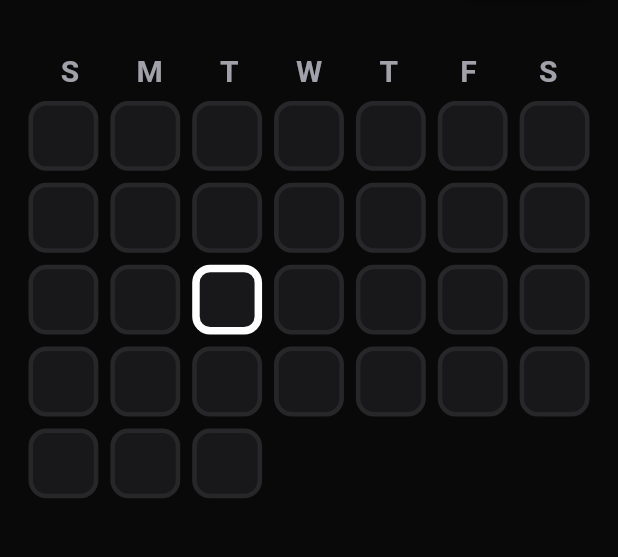
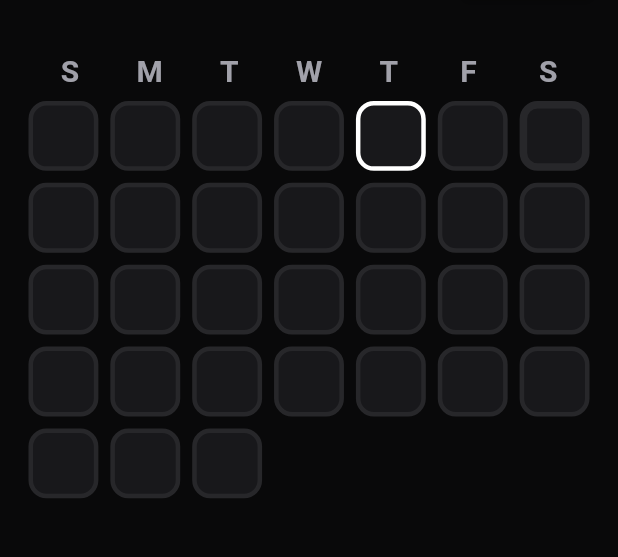
Before and after one commit to IagoAntunes/habits, a Flutter app: the screen it shows after launch, on a phone screen of 412 x 824 dp, the part 169-726 px from its top. Run offline on Flutter 3.47's test engine with Material 2 defaults, Android fonts, the phone set to English and light mode, and no system bars; our stand-ins replace cloud_firestore, firebase_core, shimmer; accounts and stored records are empty.

```diff
--- a/lib/src/features/home/controller/home_controller.dart
+++ b/lib/src/features/home/controller/home_controller.dart
@@ -74,7 +74,7 @@ class HomeController {
   List<HabitModel> getDaysFilterCurrent(MonthModel month) {
     List<HabitModel> listAux = [];
     for (var task in month.list) {
-      if (task.date.day == DateTime.now().day) {
+      if (task.date.day == DateTime(2023, 1, 5, 14, 30, 0).day) {
         listAux.add(task);
       }
     }
--- a/lib/src/features/home/home_page.dart
+++ b/lib/src/features/home/home_page.dart
@@ -11,6 +11,7 @@ import 'package:habits/src/features/home/widgets/head_habits.dart';
 import 'package:habits/src/features/home/widgets/squares_widget.dart';
 import 'package:habits/src/models/month_model.dart';
 import 'package:habits/src/models/habit_model.dart';
+import 'package:shimmer/shimmer.dart';
 
 class HomePage extends StatefulWidget {
   const HomePage({super.key});
@@ -28,8 +29,9 @@ class _HomePageState extends State<HomePage> {
   @override
   void initState() {
     super.initState();
-    month =
-        listMonths.where((element) => element.id == DateTime.now().month).first;
+    month = listMonths
+        .where((element) => element.id == DateTime(2023, 1, 5, 14, 30, 0).month)
+        .first;
     addListeners();
   }
 
@@ -107,9 +109,14 @@ class _HomePageState extends State<HomePage> {
                                   color: homeController
                                       .frequencyBackgroundColor(index, month),
                                   border: Border.all(
-                                    width:
-                                        index + 1 == DateTime.now().day ? 5 : 3,
-                                    color: index + 1 == DateTime.now().day
+                                    width: index + 1 ==
+                                            DateTime(2023, 1, 5, 14, 30, 0)
+                                                    .day +
+                                                2
+                                        ? 5
+                                        : 3,
+                                    color: index + 1 ==
+                                            DateTime(2023, 1, 5, 14, 30, 0).day
                                         ? Colors.white
                                         : homeController.frequencyBorderColor(
                                             index, month),
@@ -125,9 +132,43 @@ class _HomePageState extends State<HomePage> {
                       ),
                     );
                   } else {
-                    return Center(
-                      child: CircularProgressIndicator(
-                        color: AppColors.purple1,
+                    return Expanded(
+                      child: GridView.count(
+                        crossAxisCount: 7,
+                        children: List.generate(month.days, (index) {
+                          return Padding(
+                            padding: const EdgeInsets.all(4),
+                            child: Shimmer.fromColors(
+                              baseColor: AppColors.greyDark,
+                              highlightColor:
+                                  AppColors.greyDark.withOpacity(0.3),
+                              child: Container(
+                                height: 20,
+                                width: 20,
+                                decoration: BoxDecoration(
+                                  color: homeController
+                                      .frequencyBackgroundColor(index, month),
+                                  border: Border.all(
+                                    width: index + 1 ==
+                                            DateTime(2023, 1, 5, 14, 30, 0)
+                                                    .day +
+                                                2
+                                        ? 5
+                                        : 3,
+                                    color: index + 1 ==
+                                            DateTime(2023, 1, 5, 14, 30, 0).day
+                                        ? Colors.white
+                                        : homeController.frequencyBorderColor(
+                                            index, month),
+                                  ),
+                                  borderRadius: const BorderRadius.all(
+                                    Radius.circular(12),
+                                  ),
+                                ),
+                              ),
+                            ),
+                          );
+                        }),
                       ),
                     );
                   }
--- a/lib/src/features/home/widgets/head_habits.dart
+++ b/lib/src/features/home/widgets/head_habits.dart
@@ -35,7 +35,7 @@ class HeadHabits extends StatelessWidget {
               context,
               MaterialPageRoute(
                 builder: (context) => DayTasksPage(
-                  day: DateTime.now().day,
+                  day: DateTime(2023, 1, 5, 14, 30, 0).day,
                   month: month,
                   listTask: homeController.getDaysFilterCurrent(month),
                   isNew: true,
--- a/pubspec.yaml
+++ b/pubspec.yaml
@@ -37,7 +37,7 @@ dependencies:
   # The following adds the Cupertino Icons font to your application.
   # Use with the CupertinoIcons class for iOS style icons.
   cupertino_icons: ^1.0.2
-  shimmer: ^2.0.0
+  shimmer: ^3.0.0
   intl: ^0.18.0
 dev_dependencies:
   flutter_test:
```
Also changed, not shown: lib/src/features/dayTasks/day_tasks_page.dart (+5 -5 lines), lib/src/features/newTask/new_task_page.dart (+7 -5 lines), pubspec.lock, 2 other files.
